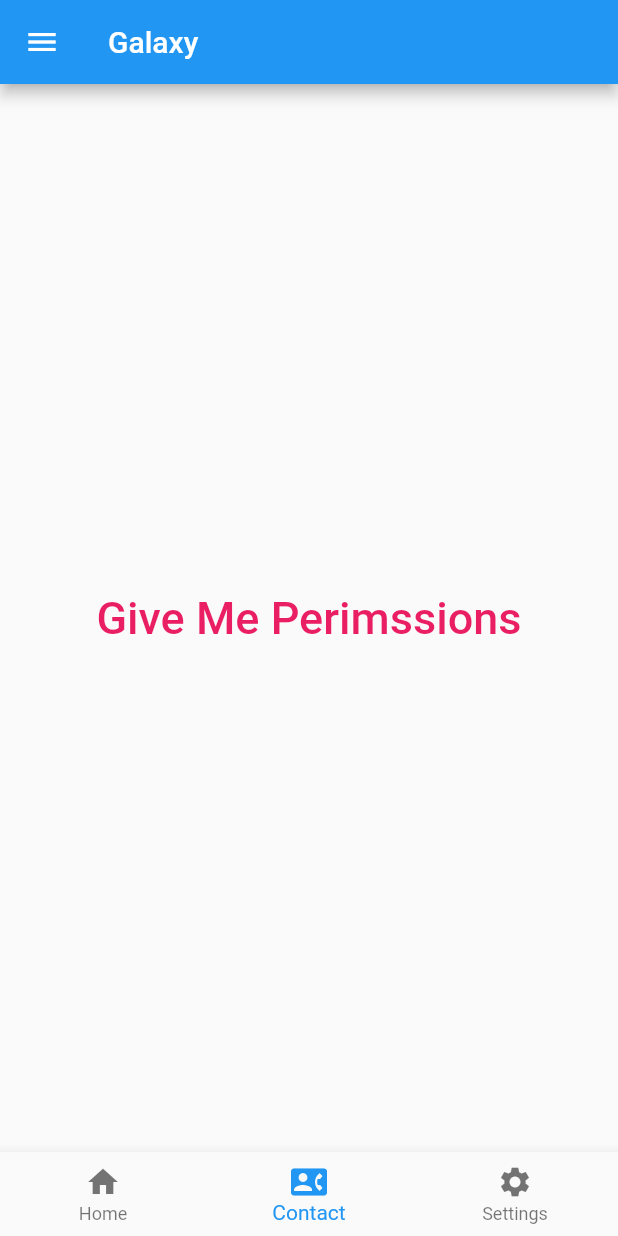
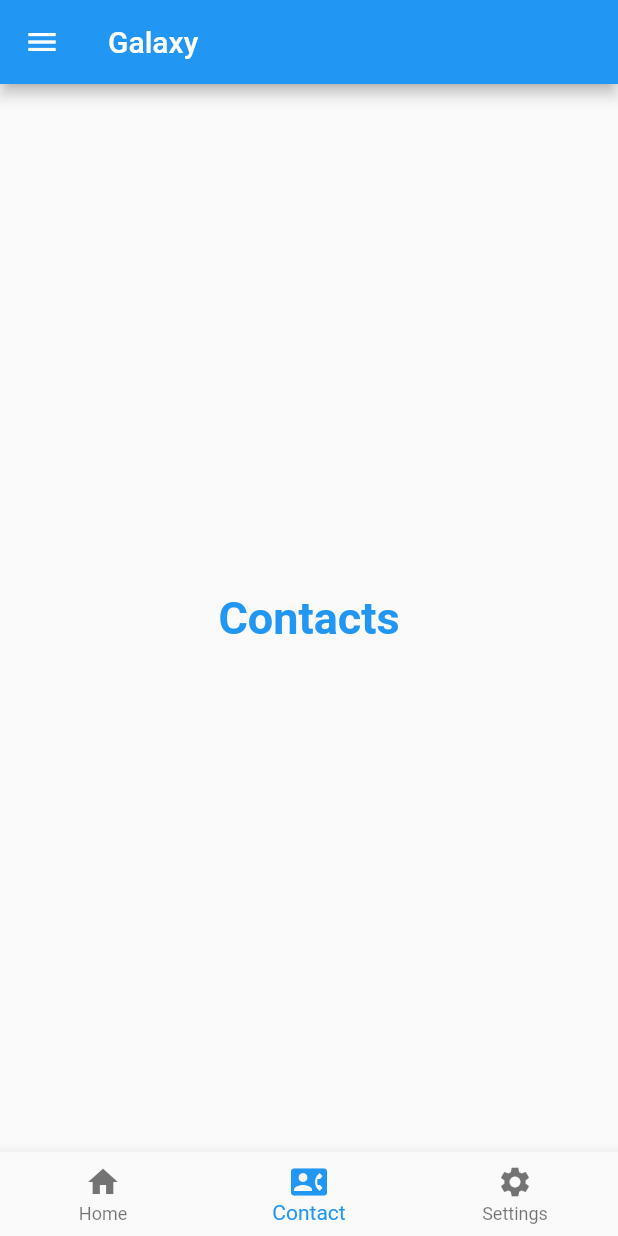
Before and after one commit to ChandraChaan/VoiceApp, a Flutter app: the screen it shows after launch, item 2 of the bottom bar chosen, on a phone screen of 412 x 824 dp. Run offline on Flutter 3.47's test engine with Material 2 defaults, Android fonts, the light colour scheme and no system bars; our stand-ins replace battery, device_info, permission_handler.

Commit message:
Bugs Fix done

```diff
--- a/lib/Homepage.dart
+++ b/lib/Homepage.dart
@@ -1,11 +1,7 @@
 import 'dart:async';
 
 import 'package:contact_app/voiceFile.dart';
-import 'package:device_info/device_info.dart';
 import 'package:flutter/material.dart';
-import 'package:battery/battery.dart';
-
-import 'contacts.dart';
 
 class Mainpage extends StatefulWidget {
   const Mainpage({Key? key}) : super(key: key);
@@ -23,7 +19,10 @@ class _MainpageState extends State<Mainpage> {
       'Home',
       style: (optionStyle),
     ),
-    Contacts_PA(),
+    Text(
+      'Contacts',
+      style: (optionStyle),
+    ),
     Voicepage(),
   ];
 
```
Also changed, not shown: lib/voiceFile.dart (+0 -14 lines).
